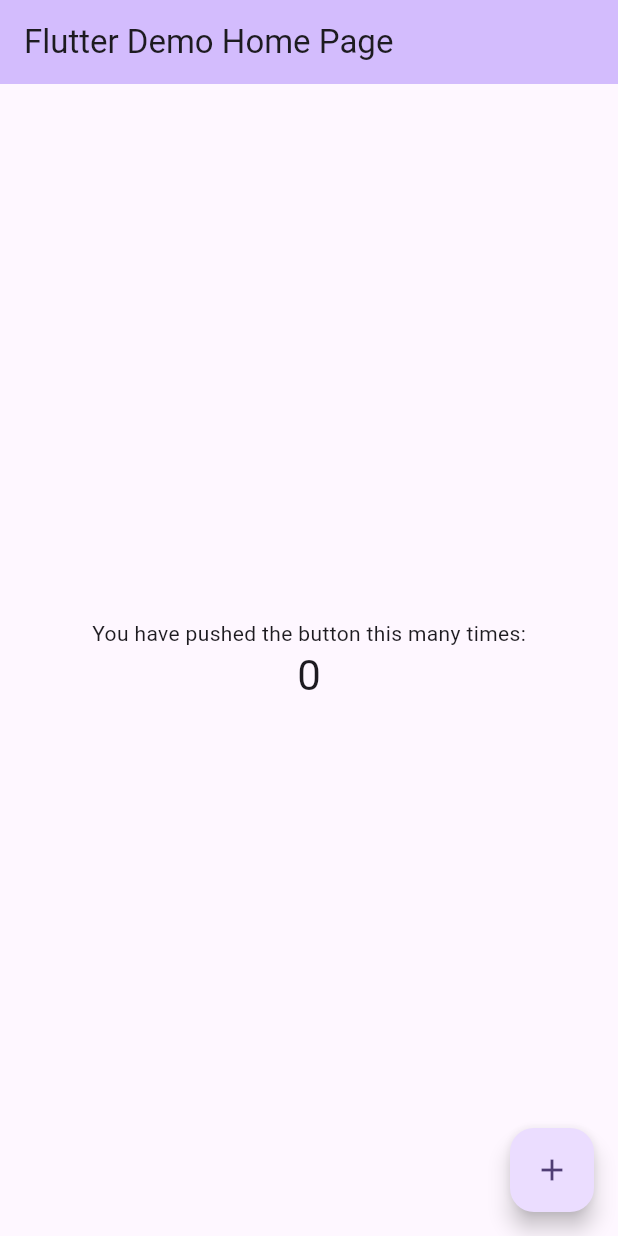
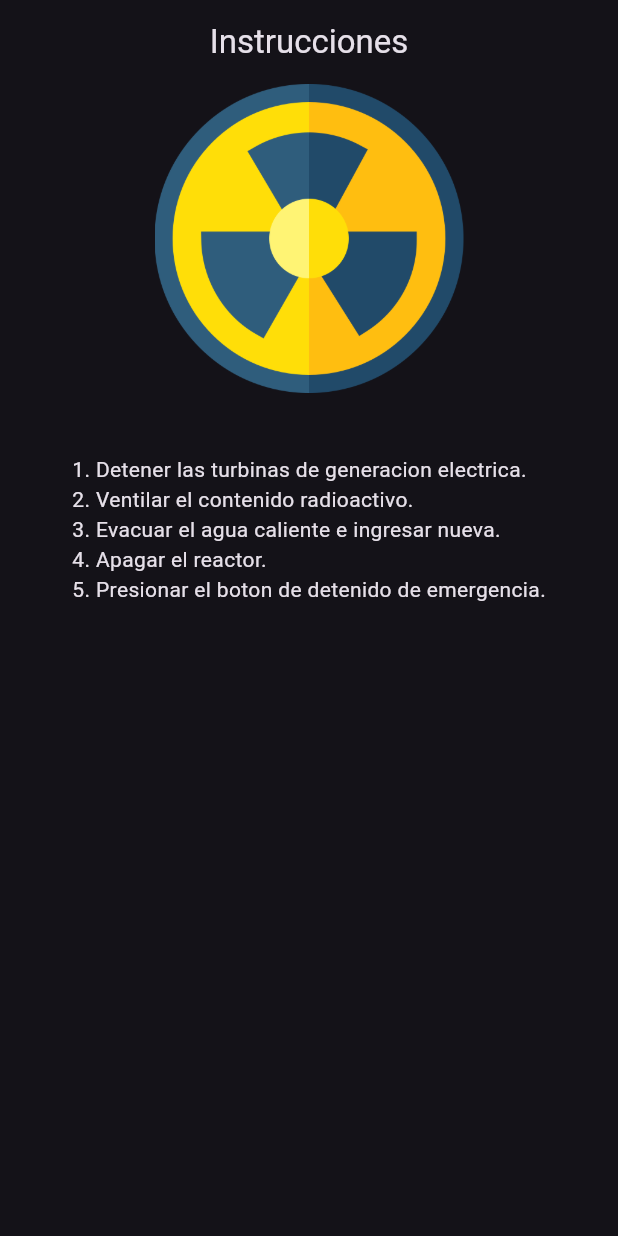
Before and after one commit to Marto-kun/Central-Nuclear-Proyecto-HCI, a Flutter app: the screen it shows after launch, on a phone screen of 412 x 824 dp. Run offline on Flutter 3.47's test engine with Material 3 defaults, Android fonts, the phone set to English and light mode, and no system bars; our stand-ins replace go_router.

Commit message:
Agregar estructura inicial de navegación y pantalla de instrucciones

```diff
--- /dev/null
+++ b/lib/config/app_router.dart
@@ -0,0 +1,15 @@
+import 'package:central_nuclear/presentation/presentation.dart';
+import 'package:go_router/go_router.dart';
+
+
+final appRouter = GoRouter(
+  initialLocation: '/',
+  routes: [
+
+    GoRoute(
+      path: '/',
+      builder: (context, state) => StartInstructionsScreen(),
+    ),
+
+  ],
+);
--- /dev/null
+++ b/lib/config/app_theme.dart
@@ -0,0 +1,13 @@
+
+import 'package:flutter/material.dart';
+
+class AppTheme {
+
+
+  ThemeData getTheme() => ThemeData(
+
+    brightness: Brightness.dark
+
+  );
+
+}
--- /dev/null
+++ b/lib/config/config.dart
@@ -0,0 +1,2 @@
+
+export 'app_theme.dart';
--- a/lib/main.dart
+++ b/lib/main.dart
@@ -1,3 +1,5 @@
+import 'package:central_nuclear/config/app_router.dart';
+import 'package:central_nuclear/config/config.dart';
 import 'package:flutter/material.dart';
 
 void main() {
@@ -7,116 +9,12 @@ void main() {
 class MyApp extends StatelessWidget {
   const MyApp({super.key});
 
-  // This widget is the root of your application.
   @override
   Widget build(BuildContext context) {
-    return MaterialApp(
-      title: 'Flutter Demo',
-      theme: ThemeData(
-        // This is the theme of your application.
-        //
-        // TRY THIS: Try running your application with "flutter run". You'll see
-        // the application has a purple toolbar. Then, without quitting the app,
-        // try changing the seedColor in the colorScheme below to Colors.green
-        // and then invoke "hot reload" (save your changes or press the "hot
-        // reload" button in a Flutter-supported IDE, or press "r" if you used
-        // the command line to start the app).
-        //
-        // Notice that the counter didn't reset back to zero; the application
-        // state is not lost during the reload. To reset the state, use hot
-        // restart instead.
-        //
-        // This works for code too, not just values: Most code changes can be
-        // tested with just a hot reload.
-        colorScheme: .fromSeed(seedColor: Colors.deepPurple),
-      ),
-      home: const MyHomePage(title: 'Flutter Demo Home Page'),
+    return MaterialApp.router(
+      routerConfig: appRouter,
+      theme: AppTheme().getTheme(),
+      debugShowCheckedModeBanner: false,
     );
   }
 }
-
-class MyHomePage extends StatefulWidget {
-  const MyHomePage({super.key, required this.title});
-
-  // This widget is the home page of your application. It is stateful, meaning
-  // that it has a State object (defined below) that contains fields that affect
-  // how it looks.
-
-  // This class is the configuration for the state. It holds the values (in this
-  // case the title) provided by the parent (in this case the App widget) and
-  // used by the build method of the State. Fields in a Widget subclass are
-  // always marked "final".
-
-  final String title;
-
-  @override
-  State<MyHomePage> createState() => _MyHomePageState();
-}
-
-class _MyHomePageState extends State<MyHomePage> {
-  int _counter = 0;
-
-  void _incrementCounter() {
-    setState(() {
-      // This call to setState tells the Flutter framework that something has
-      // changed in this State, which causes it to rerun the build method below
-      // so that the display can reflect the updated values. If we changed
-      // _counter without calling setState(), then the build method would not be
-      // called again, and so nothing would appear to happen.
-      _counter++;
-    });
-  }
-
-  @override
-  Widget build(BuildContext context) {
-    // This method is rerun every time setState is called, for instance as done
-    // by the _incrementCounter method above.
-    //
-    // The Flutter framework has been optimized to make rerunning build methods
-    // fast, so that you can just rebuild anything that needs updating rather
-    // than having to individually change instances of widgets.
-    return Scaffold(
-      appBar: AppBar(
-        // TRY THIS: Try changing the color here to a specific color (to
-        // Colors.amber, perhaps?) and trigger a hot reload to see the AppBar
-        // change color while the other colors stay the same.
-        backgroundColor: Theme.of(context).colorScheme.inversePrimary,
-        // Here we take the value from the MyHomePage object that was created by
-        // the App.build method, and use it to set our appbar title.
-        title: Text(widget.title),
-      ),
-      body: Center(
-        // Center is a layout widget. It takes a single child and positions it
-        // in the middle of the parent.
-        child: Column(
-          // Column is also a layout widget. It takes a list of children and
-          // arranges them vertically. By default, it sizes itself to fit its
-          // children horizontally, and tries to be as tall as its parent.
-          //
-          // Column has various properties to control how it sizes itself and
-          // how it positions its children. Here we use mainAxisAlignment to
-          // center the children vertically; the main axis here is the vertical
-          // axis because Columns are vertical (the cross axis would be
-          // horizontal).
-          //
-          // TRY THIS: Invoke "debug painting" (choose the "Toggle Debug Paint"
-          // action in the IDE, or press "p" in the console), to see the
-          // wireframe for each widget.
-          mainAxisAlignment: .center,
-          children: [
-            const Text('You have pushed the button this many times:'),
-            Text(
-              '$_counter',
-              style: Theme.of(context).textTheme.headlineMedium,
-            ),
-          ],
-        ),
-      ),
-      floatingActionButton: FloatingActionButton(
-        onPressed: _incrementCounter,
-        tooltip: 'Increment',
-        child: const Icon(Icons.add),
-      ),
-    );
-  }
-}
--- /dev/null
+++ b/lib/presentation/presentation.dart
@@ -0,0 +1 @@
+export 'screens/screens.dart';
--- /dev/null
+++ b/lib/presentation/screens/screens.dart
@@ -0,0 +1 @@
+export 'start_instructions_screen.dart';
--- /dev/null
+++ b/lib/presentation/screens/start_instructions_screen.dart
@@ -0,0 +1,76 @@
+import 'package:flutter/material.dart';
+
+class StartInstructionsScreen extends StatelessWidget {
+  const StartInstructionsScreen({super.key});
+
+  @override
+  Widget build(BuildContext context) {
+    return Scaffold(
+      appBar: AppBar(
+        title: Text('Instrucciones'),
+        centerTitle: true,
+      ),
+
+      body: _BodyView(),
+    );
+  }
+}
+
+class _BodyView extends StatelessWidget {
+  const _BodyView();
+
+  @override
+  Widget build(BuildContext context) {
+
+    final size = MediaQuery.of(context).size;
+
+    return Center(
+      child: Column(
+        children: [
+
+          //
+          SizedBox(
+
+            width: size.width * 0.5,
+            height: size.height * 0.25,
+
+            // decoration: BoxDecoration(
+            //   border: Border.all( width: 1, color: Colors.white24 ),
+            //   borderRadius: BorderRadius.circular(10),
+            // ),
+
+            child: ClipRRect(
+              borderRadius: BorderRadiusGeometry.circular(10),
+              child: Image.asset(
+                'assets/logo.png',
+                fit: BoxFit.contain,
+              ),
+            ),
+          ),
+
+          SizedBox( height: size.height * 0.05, ),
+
+          //
+
+          Container(
+            child: Column(
+              crossAxisAlignment: CrossAxisAlignment.start,
+              children: [
+                Text('1. Detener las turbinas de generacion electrica.'),
+                Text('2. Ventilar el contenido radioactivo.'),
+                Text('3. Evacuar el agua caliente e ingresar nueva.'),
+                Text('4. Apagar el reactor.'),
+                Text('5. Presionar el boton de detenido de emergencia.'),
+              ],
+            ),
+          ),
+
+          //
+
+
+
+        ],
+      ),
+    );
+  }
+}
--- a/pubspec.yaml
+++ b/pubspec.yaml
@@ -34,6 +34,7 @@ dependencies:
   # The following adds the Cupertino Icons font to your application.
   # Use with the CupertinoIcons class for iOS style icons.
   cupertino_icons: ^1.0.8
+  go_router: ^17.3.0
 
 dev_dependencies:
   flutter_test:
@@ -56,6 +57,8 @@ flutter:
   # included with your application, so that you can use the icons in
   # the material Icons class.
   uses-material-design: true
+  assets:
+    - assets/logo.png
 
   # To add assets to your application, add an assets section, like this:
   # assets:
```
Also changed, not shown: assets/logo.png (added), pubspec.lock.
